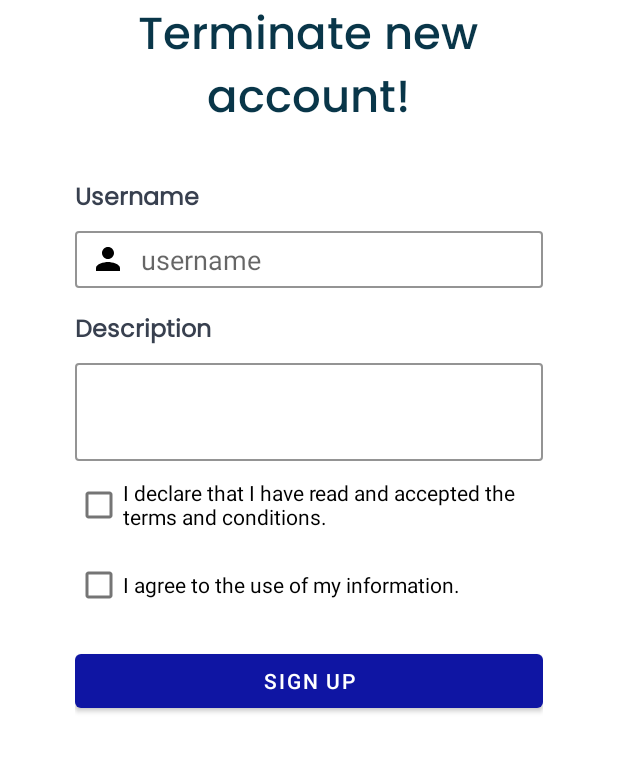
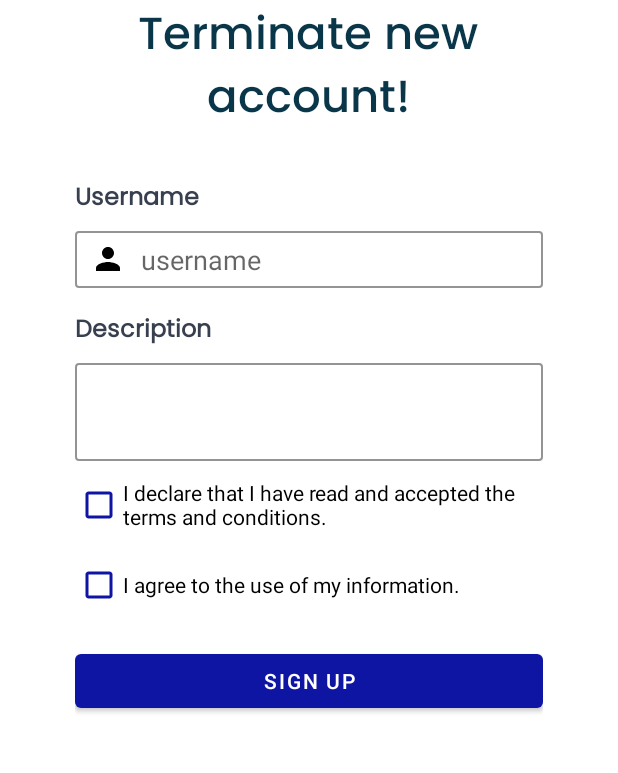
Before and after one commit to Tech-Company-SW52/mobile-applications, an Android app: the NewAccountFragment screen opened through its navigation route, on a phone screen of 412 x 824 dp, the part 350-1123 px from its top. Run offline under Robolectric (Android 15) with nearby library versions, the phone set to English and light mode, and no system bars.

Commit message:
feat(security): registers checkboxs color modifieds

```diff
--- a/app/src/main/res/layout/fragment_new_account.xml
+++ b/app/src/main/res/layout/fragment_new_account.xml
@@ -87,13 +87,15 @@
                     android:layout_height="wrap_content"
                     android:text="I declare that I have read and accepted the terms and conditions."
                     android:id="@+id/checkboxConditions"
-                    android:layout_marginTop="5dp"/>
+                    android:layout_marginTop="5dp"
+                    android:buttonTint="@color/fp_blue"/>
                 <CheckBox
                     android:layout_width="match_parent"
                     android:layout_height="wrap_content"
                     android:text="I agree to the use of my information."
                     android:id="@+id/checkboxInformation"
-                    android:layout_marginTop="5dp"/>
+                    android:layout_marginTop="5dp"
+                    android:buttonTint="@color/fp_blue"/>
                 <Button
                     android:id="@+id/btnSignUp"
                     android:layout_width="match_parent"
--- a/app/src/main/res/values/colors.xml
+++ b/app/src/main/res/values/colors.xml
@@ -8,4 +8,8 @@
     <color name="black">#FF000000</color>
     <color name="white">#FFFFFFFF</color>
     <color name="fp_blue">#0F15A3</color>
+    <color name="checkbox_stroke_checked">#0F15A3</color> <!-- Rosa -->
+    <color name="checkbox_bg_checked">#0F15A3</color> <!-- Naranja claro -->
+    <color name="checkbox_stroke_unchecked">#0F15A3</color> <!-- Gris -->
+    <color name="checkbox_bg_unchecked">#0F15A3</color> <!-- Blanco -->
 </resources>
```
Also changed, not shown: app/src/main/res/drawable/checkbox_selector.xml (added, +17 -0 lines).
